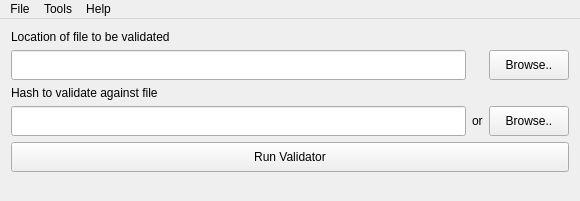
Qt form src/mainwindow.ui (ayworld/Checkmate) before a commit.
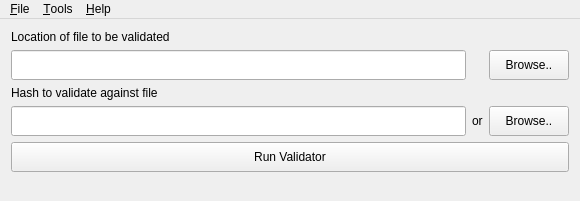
The same form after that commit. Icons and pictures are not drawn.

Patch:
```diff
--- a/src/mainwindow.ui
+++ b/src/mainwindow.ui
@@ -143,19 +143,19 @@
    </property>
    <widget class="QMenu" name="menuFile">
     <property name="title">
-     <string>File</string>
+     <string>&amp;File</string>
     </property>
     <addaction name="actionExit"/>
    </widget>
    <widget class="QMenu" name="menuTools">
     <property name="title">
-     <string>Tools</string>
+     <string>&amp;Tools</string>
     </property>
     <addaction name="actionChecksum_Generator"/>
    </widget>
    <widget class="QMenu" name="menuHelp">
     <property name="title">
-     <string>Help</string>
+     <string>&amp;Help</string>
     </property>
     <addaction name="actionUpdates"/>
     <addaction name="actionAbout"/>
```
Left out of the diff: 8 changed lines with no effect on the pictures.
